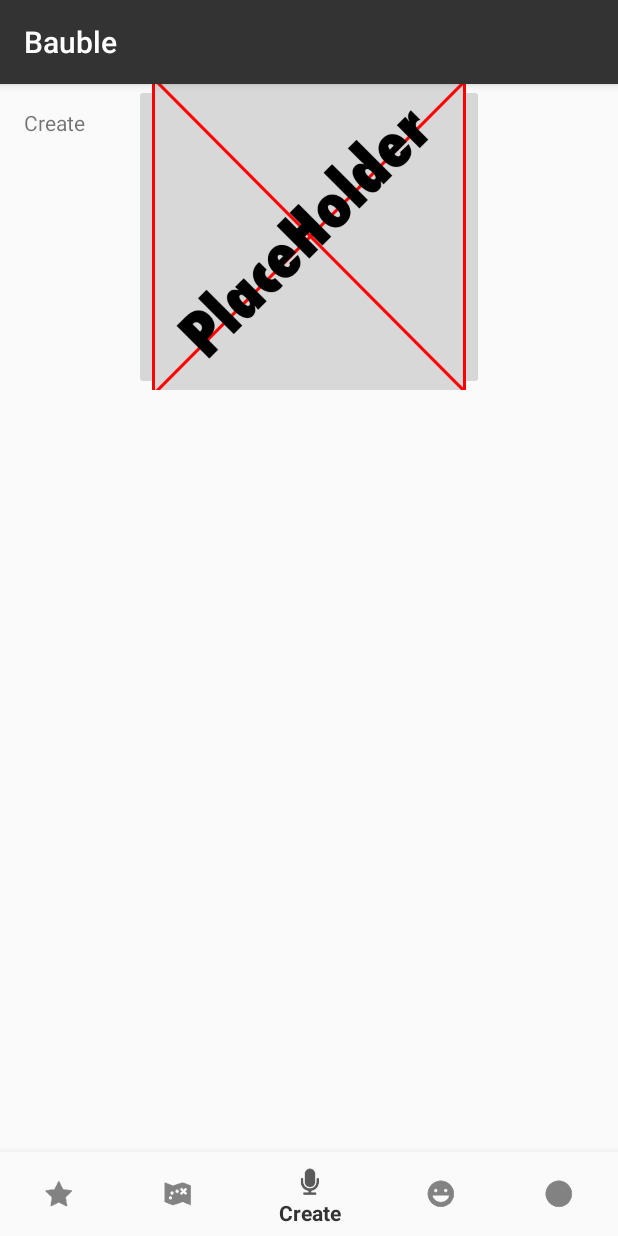
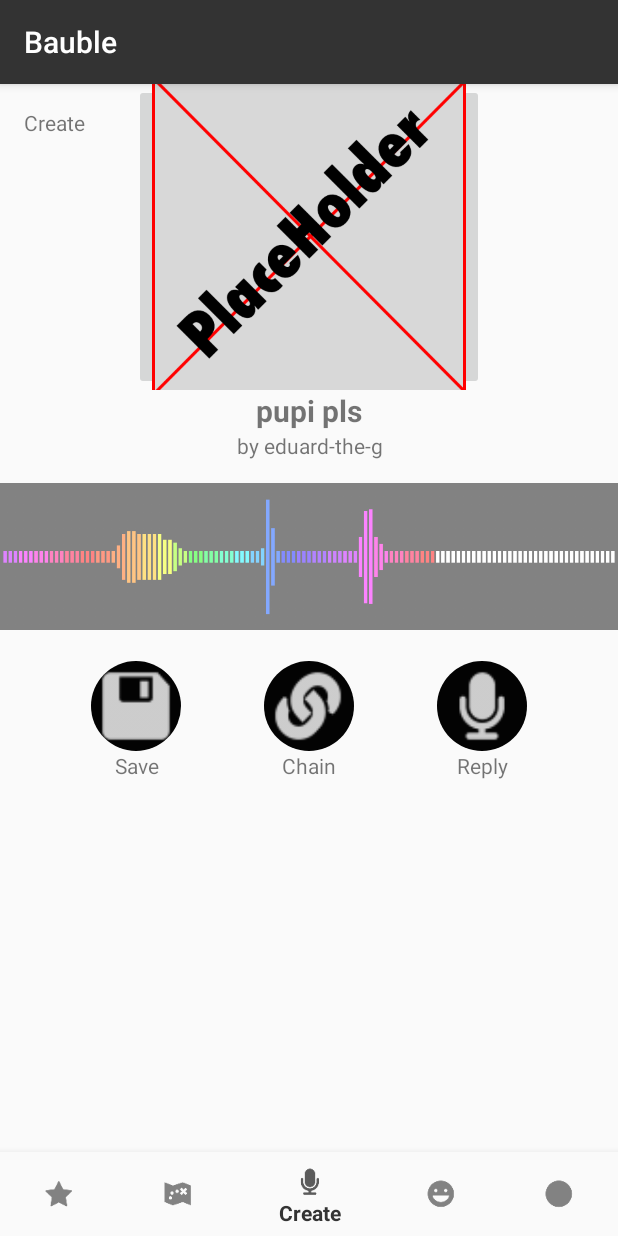
Before and after one commit to eduardrg/TellToo, an Android app: the screen it shows after launch (MainNavActivity), item 3 of the bottom bar chosen, on a phone screen of 412 x 824 dp. Run offline under Robolectric (Android 15) with nearby library versions, the phone set to English and light mode, and no system bars.

Commit message:
pure ui for front and create

```diff
--- a/app/src/main/java/com/bauble_app/bauble/MainNavActivity.java
+++ b/app/src/main/java/com/bauble_app/bauble/MainNavActivity.java
@@ -4,6 +4,7 @@ import android.os.Bundle;
 import android.support.annotation.NonNull;
 import android.support.design.widget.BottomNavigationView;
 import android.support.v4.app.FragmentManager;
+import android.app.FragmentTransaction;
 import android.support.v7.app.AppCompatActivity;
 import android.view.MenuItem;
 import android.widget.TextView;
--- /dev/null
+++ b/app/src/main/res/drawable/round_button.xml
@@ -0,0 +1,14 @@
+<?xml version="1.0" encoding="utf-8"?>
+<selector xmlns:android="http://schemas.android.com/apk/res/android">
+    <item android:state_pressed="false">
+        <shape android:shape="oval">
+            <solid android:color="@color/colorBrand"/>
+        </shape>
+        <bitmap android:src="@drawable/ic_action_nav_create" />
+    </item>
+    <item android:state_pressed="true">
+        <shape android:shape="oval">
+            <solid android:color="@color/colorBrandDisabled"/>
+        </shape>
+    </item>
+</selector>
--- a/app/src/main/res/layout/fragment_create.xml
+++ b/app/src/main/res/layout/fragment_create.xml
@@ -15,6 +15,111 @@
             android:adjustViewBounds="true"
             android:scaleType="centerCrop"
             android:layout_gravity="center_horizontal"/>
+        <TextView
+            android:layout_width="match_parent"
+            android:layout_height="wrap_content"
+            android:text="pupi pls"
+            android:textAlignment="center"
+            android:textSize="@dimen/section_title_textsize"
+            android:textStyle="bold"/>
+
+        <TextView
+            android:layout_width="match_parent"
+            android:layout_height="wrap_content"
+            android:text="by eduard-the-g"
+            android:textAlignment="center"/>
+
+        <ImageView
+            android:layout_width="wrap_content"
+            android:layout_height="wrap_content"
+            android:src="@drawable/wave_forms"
+            android:adjustViewBounds="true"
+            android:scaleType="centerCrop"
+            android:layout_marginTop="15dp"
+            android:layout_marginBottom="15dp"/>
+
+        <LinearLayout
+            android:layout_width="match_parent"
+            android:layout_height="wrap_content"
+            android:orientation="horizontal"
+            android:padding="5dp">
+
+            <Space
+                android:layout_width="0dp"
+                android:layout_height="wrap_content"
+                android:layout_weight="1"/>
+
+            <LinearLayout
+                android:layout_width="wrap_content"
+                android:layout_height="wrap_content"
+                android:orientation="vertical">
+                <ImageButton
+                    android:layout_width="60dp"
+                    android:layout_height="60dp"
+                    android:background="@drawable/round_button"
+                    android:src="@drawable/ic_action_btn_save"
+                    android:adjustViewBounds="true"
+                    android:tint="@color/colorBrandHighlight"
+                    android:scaleType="fitCenter"/>
+                <TextView
+                    android:layout_width="match_parent"
+                    android:layout_height="wrap_content"
+                    android:text="@string/create_btn_save_txt"
+                    android:textAlignment="center"/>
+            </LinearLayout>
+
+            <Space
+                android:layout_width="0dp"
+                android:layout_height="wrap_content"
+                android:layout_weight="1"/>
+
+            <LinearLayout
+                android:layout_width="wrap_content"
+                android:layout_height="wrap_content"
+                android:orientation="vertical">
+                <ImageButton
+                    android:layout_width="60dp"
+                    android:layout_height="60dp"
+                    android:background="@drawable/round_button"
+                    android:src="@drawable/ic_action_btn_chain"
+                    android:adjustViewBounds="true"
+                    android:scaleType="fitCenter"/>
+                <TextView
+                    android:layout_width="match_parent"
+                    android:layout_height="wrap_content"
+                    android:text="@string/create_btn_chain_txt"
+                    android:textAlignment="center"/>
+            </LinearLayout>
+
+            <Space
+                android:layout_width="0dp"
+                android:layout_height="wrap_content"
+                android:layout_weight="1"/>
+
+            <LinearLayout
+                android:layout_width="wrap_content"
+                android:layout_height="wrap_content"
+                android:orientation="vertical">
+                <ImageButton
+                    android:layout_width="60dp"
+                    android:layout_height="60dp"
+                    android:background="@drawable/round_button"
+                    android:src="@drawable/ic_action_btn_record"
+                    android:adjustViewBounds="true"
+                    android:scaleType="fitCenter"/>
+                <TextView
+                    android:layout_width="match_parent"
+                    android:layout_height="wrap_content"
+                    android:text="@string/create_btn_reply_txt"
+                    android:textAlignment="center"/>
+            </LinearLayout>
+
+            <Space
+                android:layout_width="0dp"
+                android:layout_height="wrap_content"
+                android:layout_weight="1"/>
+
+        </LinearLayout>
 
     </LinearLayout>
 
--- a/app/src/main/res/values/strings.xml
+++ b/app/src/main/res/values/strings.xml
@@ -15,6 +15,11 @@
     <!--String for Feature page (Front)-->
     <string name="front_title_collection">Collections</string>
 
+    <!--Strings for create page-->
+    <string name="create_btn_save_txt">Save</string>
+    <string name="create_btn_chain_txt">Chain</string>
+    <string name="create_btn_reply_txt">Reply</string>
+
     <!-- TODO: Remove or change this placeholder text -->
     <string name="hello_blank_fragment">Hello blank fragment</string>
 </resources>
```
Also changed, not shown: app/src/main/res/drawable-hdpi/ic_action_btn_chain.png (added), app/src/main/res/drawable-hdpi/ic_action_btn_record.png (added), app/src/main/res/drawable-hdpi/ic_action_btn_save.png (added), app/src/main/res/drawable-mdpi/ic_action_btn_chain.png (added), app/src/main/res/drawable-mdpi/ic_action_btn_record.png (added), app/src/main/res/drawable-mdpi/ic_action_btn_save.png (added), app/src/main/res/drawable-xhdpi/ic_action_btn_chain.png (added), app/src/main/res/drawable-xhdpi/ic_action_btn_record.png (added), app/src/main/res/drawable-xhdpi/ic_action_btn_save.png (added), app/src/main/res/drawable-xxhdpi/ic_action_btn_chain.png (added), app/src/main/res/drawable-xxhdpi/ic_action_btn_record.png (added), app/src/main/res/drawable-xxhdpi/ic_action_btn_save.png (added), app/src/main/res/drawable/wave_forms.png (added).
